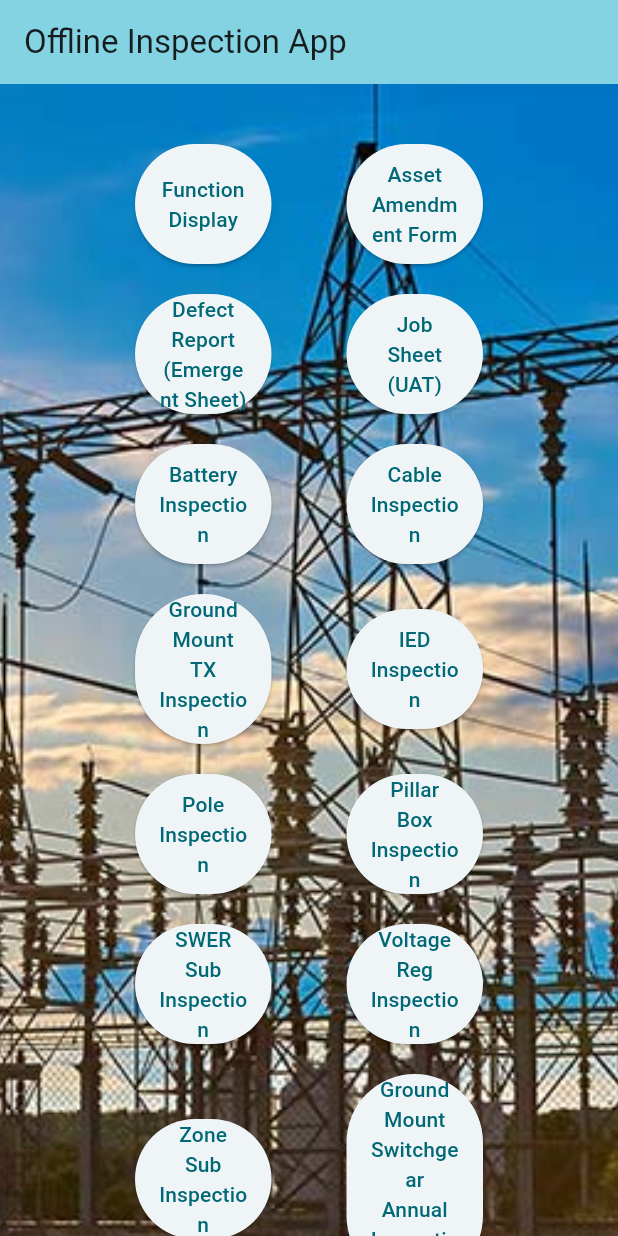
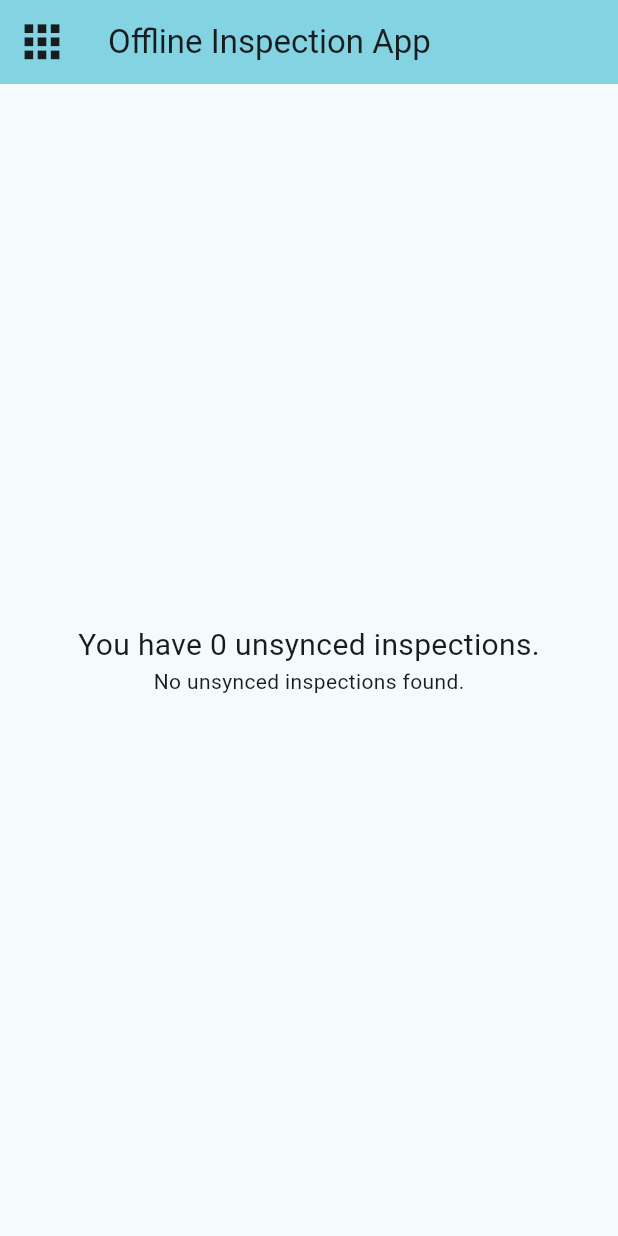
Before and after one commit to AuryanZ/EDB-Offline-inspection-APP, a Flutter app: the screen it shows after launch, on a phone screen of 412 x 824 dp. Run offline on Flutter 3.47's test engine with Material 3 defaults, Android fonts, the phone set to English and light mode, and no system bars; our stand-ins replace flutter_typeahead, image_picker, permission_handler, sqflite_common_ffi; missing offline and left inert: camera_platform_interface, window_size; accounts and stored records are empty.

Commit message:
Record Deshboard

```diff
--- a/lib/main.dart
+++ b/lib/main.dart
@@ -17,7 +17,7 @@ Future<void> main() async {
   databaseFactory = databaseFactoryFfi;
 
   if (!kIsWeb && (Platform.isWindows || Platform.isLinux || Platform.isMacOS)) {
-    setWindowTitle('My App');
+    setWindowTitle('TLC Offline Inspection App');
     setWindowMaxSize(const Size(3840, 2160));
     setWindowMinSize(const Size(1000, 1000));
   }
--- a/lib/src/data/formControllers.data.dart
+++ b/lib/src/data/formControllers.data.dart
@@ -4,6 +4,7 @@ import 'dart:io';
 import 'package:app/src/services/autFillDB.services.dart';
 import 'package:flutter/material.dart';
 import 'package:flutter/widgets.dart';
+import 'package:intl/intl.dart';
 
 class FormControllers {
   final Map<String, TextEditingController> textControllers = {};
@@ -95,7 +96,8 @@ class FormControllers {
 
   void setDateValue(String key, DateTime value,
       {String? tableName, String? columnName, String? refKey}) {
-    dateValues[key] = value.toString();
+    // dateValues[key] = DateFormat.yMd().format(value);
+    dateValues[key] = DateFormat('dd/MMMM/yyyy').format(value);
     // print(value.toString());
     tableName != null && columnName != null && refKey != null
         ? _addAutoFillController(tableName, columnName, refKey, key, 'Date')
--- a/lib/src/models/inspections.model.dart
+++ b/lib/src/models/inspections.model.dart
@@ -1,13 +1,15 @@
+import 'package:intl/intl.dart';
+
 class Inspections {
   final int? id;
   final String name;
   final String codeKey;
   final String code;
-  final bool status;
+  bool status;
   final DateTime inspectionDate;
-  final DateTime lastModifedDate;
+  DateTime lastModifedDate;
   final String file;
-  final String data;
+  String data;
 
   Inspections({
     this.id,
@@ -44,4 +46,22 @@ class Inspections {
         'file': file,
         'data': data,
       };
+
+  Map<String, dynamic> toListMap() => {
+        'id': id,
+        'name': name,
+        'Job': "$codeKey $code",
+        'status': status ? 'Synced' : 'Unsynced',
+        'inspectionDate':
+            DateFormat('dd-MMMM-yyyy hh:mm').add_jms().format(inspectionDate),
+        'lastModifedDate':
+            DateFormat('dd-MMMM-yyyy hh:mm').add_jms().format(lastModifedDate),
+        // 'inspectionDate': inspectionDate.toString(),
+        // 'lastModifedDate': lastModifedDate.toString(),
+      };
+
+  // Update inspection status
+  void updateStatus({required bool status}) {
+    this.status = status;
+  }
 }
--- a/lib/src/screens/home.screen.dart
+++ b/lib/src/screens/home.screen.dart
@@ -1,5 +1,6 @@
 // import 'package:app/src/services/inspectionRecordDB.services.dart';
-import 'package:app/src/widgets/home/inspect_selection.widget.dart';
+import 'package:app/src/widgets/home/record_status.widget.dart';
+import 'package:app/src/widgets/home/select_inspection.widget.dart';
 import 'package:flutter/material.dart';
 
 class HomePage extends StatefulWidget {
@@ -35,9 +36,23 @@ class _HomePageState extends State<HomePage> {
   Widget build(BuildContext context) {
     return Scaffold(
       appBar: AppBar(
-        backgroundColor: Theme.of(context).colorScheme.inversePrimary,
-        title: Text(widget.title),
-      ),
+          backgroundColor: Theme.of(context).colorScheme.inversePrimary,
+          title: Text(widget.title),
+          leading: Builder(
+            builder: (BuildContext context) {
+              return IconButton(
+                icon: const Icon(
+                  Icons.apps_sharp,
+                  size: 35,
+                ),
+                padding: EdgeInsets.zero,
+                tooltip: "New Inspection",
+                onPressed: () {
+                  Scaffold.of(context).openDrawer();
+                },
+              );
+            },
+          )),
       body: SafeArea(
         top: true,
         child: LayoutBuilder(builder:
@@ -48,13 +63,33 @@ class _HomePageState extends State<HomePage> {
               constraints: BoxConstraints(
                 minHeight: viewportConstraints.maxHeight,
               ),
-              child: InspectionSelection(
-                buttonNames: buttonNames,
-              ),
+              child: const InspectionRecordStatus(),
             ),
           );
         }),
       ),
+      drawer: Drawer(
+        width: MediaQuery.of(context).size.width * 0.4,
+        child: Column(
+          crossAxisAlignment: CrossAxisAlignment.start,
+          children: [
+            const DrawerHeader(
+              decoration: BoxDecoration(
+                color: Colors.white,
+                image: DecorationImage(
+                  image: AssetImage('assets/img/logo.jpg'),
+                  fit: BoxFit.scaleDown,
+                ),
+              ),
+              child: SizedBox(
+                height: 200,
+                width: 500,
+              ),
+            ),
+            Expanded(child: InspectionSelection(buttonNames: buttonNames)),
+          ],
+        ),
+      ),
     );
   }
 }
--- a/lib/src/widgets/home/inspect_selection.widget.dart
+++ /dev/null
@@ -1,98 +0,0 @@
-import 'package:app/src/screens/inspection.screen.dart';
-import 'package:flutter/material.dart';
-
-class InspectionSelection extends StatelessWidget {
-  const InspectionSelection({super.key, required this.buttonNames});
-
-  final List<String> buttonNames;
-
-  Widget buildButtonRow(int index, BuildContext context) {
-    final ButtonStyle homePageButtonStyle = ElevatedButton.styleFrom(
-      padding: const EdgeInsets.symmetric(horizontal: 16),
-      minimumSize: const Size(100, 80),
-      // maximumSize: const Size(300, 90)
-    ).copyWith(
-      side: MaterialStateProperty.resolveWith<BorderSide?>(
-        (Set<MaterialState> states) {
-          if (states.contains(MaterialState.pressed)) {
-            return BorderSide(
-              color: Theme.of(context).colorScheme.primary,
-            );
-          }
-          return null; // Defer to the widget's default.
-        },
-      ),
-    );
-
-    return Padding(
-      padding: const EdgeInsets.all(10),
-      child: Row(
-        mainAxisAlignment: MainAxisAlignment.spaceEvenly,
-        children: [
-          const SizedBox(width: 50),
-          Expanded(
-            child: ElevatedButton(
-              style: homePageButtonStyle,
-              onPressed: () {
-                Navigator.push(
-                    context,
-                    MaterialPageRoute(
-                      builder: (context) =>
-                          InspectionFormScreen(title: buttonNames[index * 2]),
-                    ));
-              },
-              child: Text(
-                buttonNames[index * 2],
-                textAlign: TextAlign.center,
-              ),
-            ),
-          ),
-          const SizedBox(width: 50),
-          if (index * 2 + 1 < buttonNames.length)
-            Expanded(
-              child: ElevatedButton(
-                style: homePageButtonStyle,
-                onPressed: () {
-                  Navigator.push(
-                      context,
-                      MaterialPageRoute(
-                        builder: (context) => InspectionFormScreen(
-                            title: buttonNames[index * 2 + 1]),
-                      ));
-                  // print(buttonNames[index * 2 + 1]);
-                },
-                child: Text(
-                  buttonNames[index * 2 + 1],
-                  textAlign: TextAlign.center,
-                ),
-              ),
-            )
-          else
-            Expanded(child: Container()),
-          const SizedBox(width: 50),
-        ],
-      ),
-    );
-  }
-
-  @override
-  Widget build(BuildContext context) {
-    return Container(
-      decoration: const BoxDecoration(
-        image: DecorationImage(
-          image: AssetImage('assets/img/background.jpg'),
-          fit: BoxFit.cover,
-        ),
-      ),
-      padding: const EdgeInsets.all(30),
-      child: Center(
-        child: Column(
-          mainAxisAlignment: MainAxisAlignment.center,
-          crossAxisAlignment: CrossAxisAlignment.stretch,
-          children: List.generate((buttonNames.length / 2).ceil(),
-              (index) => buildButtonRow(index, context)),
-        ),
-      ),
-    );
-  }
-}
--- /dev/null
+++ b/lib/src/widgets/home/record_status.widget.dart
@@ -0,0 +1,241 @@
+import 'package:app/src/services/inspectionRecordDB.services.dart';
+import 'package:flutter/material.dart';
+
+class InspectionRecordStatus extends StatefulWidget {
+  const InspectionRecordStatus({super.key});
+
+  @override
+  State<InspectionRecordStatus> createState() => _InspectionRecordStatusState();
+}
+
+class _InspectionRecordStatusState extends State<InspectionRecordStatus> {
+  final recordDb = InspectionRecordDB();
+  List<dynamic> inspectionList = [];
+  bool isLoading = true;
+  bool selecteAll = false;
+  Map<int, bool> checkedStatus = {};
+
+  @override
+  void initState() {
+    super.initState();
+    _loadUnsyncedInspections();
+  }
+
+  Future<List> _getUnsyncedInspections() async {
+    final recordDb = InspectionRecordDB();
+    List<dynamic> inspectionListTemp = [];
+    await recordDb.getInspectionList(false).then((value) {
+      if (value != null) {
+        for (var element in value) {
+          inspectionListTemp.add(element.toListMap());
+        }
+      }
+    });
+
+    recordDb.dispose();
+    return inspectionListTemp;
+  }
+
+  Future<void> _loadUnsyncedInspections() async {
+    List<dynamic> unsyncedInspections = await _getUnsyncedInspections();
+    setState(() {
+      inspectionList = unsyncedInspections;
+      isLoading = false;
+    });
+  }
+
+  @override
+  void dispose() {
+    recordDb.dispose();
+    super.dispose();
+  }
+
+  @override
+  Widget build(BuildContext context) {
+    // return Text("Inspection Record Status");
+    return Center(
+      child: Container(
+        constraints:
+            BoxConstraints(maxHeight: MediaQuery.of(context).size.height * 0.8),
+        child: Column(
+          mainAxisAlignment: MainAxisAlignment.center,
+          children: [
+            Text("You have ${inspectionList.length} unsynced inspections.",
+                style: const TextStyle(fontSize: 20)),
+            isLoading
+                ? const CircularProgressIndicator()
+                : inspectionList.isEmpty
+                    ? const Text("No unsynced inspections found.")
+                    : Expanded(
+                        child: SingleChildScrollView(
+                            child: Padding(
+                          padding: const EdgeInsets.all(20.0),
+                          child: Table(
+                            border: TableBorder.all(),
+                            columnWidths: const {
+                              0: IntrinsicColumnWidth(),
+                              1: FixedColumnWidth(200), // Name
+                              2: FixedColumnWidth(200), // Job
+                              3: IntrinsicColumnWidth(), // Status
+                              4: FixedColumnWidth(200), // Inspection Date
+                              5: FixedColumnWidth(200), // Last Modified Date
+                              6: IntrinsicColumnWidth(),
+                            },
+                            children: [
+                              TableRow(children: [
+                                TableCell(
+                                    verticalAlignment:
+                                        TableCellVerticalAlignment.middle,
+                                    // child: Center(
+                                    child: Checkbox(
+                                      value: selecteAll,
+                                      onChanged: (bool? value) {
+                                        setState(() {
+                                          selecteAll = value!;
+                                          for (var inspection
+                                              in inspectionList) {
+                                            checkedStatus[inspection["id"]] =
+                                                value;
+                                          }
+                                        });
+                                      },
+                                    )),
+                                const TableCell(
+                                    verticalAlignment:
+                                        TableCellVerticalAlignment.middle,
+                                    child: Center(
+                                      child: Text(
+                                        "Name",
+                                        style: TextStyle(
+                                          fontWeight: FontWeight.bold,
+                                          fontSize: 15,
+                                        ),
+                                      ),
+                                    )),
+                                const TableCell(
+                                    verticalAlignment:
+                                        TableCellVerticalAlignment.middle,
+                                    child: Center(
+                                      child: Text(
+                                        "Job",
+                                        style: TextStyle(
+                                          fontWeight: FontWeight.bold,
+                                          fontSize: 15,
+                                        ),
+                                      ),
+                                    )),
+                                const TableCell(
+                                    verticalAlignment:
+                                        TableCellVerticalAlignment.middle,
+                                    child: Center(
+                                        child: Text(
+                                      "Status",
+                                      style: TextStyle(
+                                        fontWeight: FontWeight.bold,
+                                        fontSize: 15,
+                                      ),
+                                    ))),
+                                const TableCell(
+                                    verticalAlignment:
+                                        TableCellVerticalAlignment.middle,
+                                    child: Center(
+                                        child: Text(
+                                      "Inspection Date",
+                                      style: TextStyle(
+                                        fontWeight: FontWeight.bold,
+                                        fontSize: 15,
+                                      ),
+                                    ))),
+                                const TableCell(
+                                    verticalAlignment:
+                                        TableCellVerticalAlignment.middle,
+                                    child: Center(
+                                        child: Text(
+                                      "Last Modified Date",
+                                      style: TextStyle(
+                                        fontWeight: FontWeight.bold,
+                                        fontSize: 15,
+                                      ),
+                                    ))),
+                                const TableCell(
+                                    verticalAlignment:
+                                        TableCellVerticalAlignment.middle,
+                                    child: Center(
+                                        child: Text(
+                                      "Edit",
+                                      style: TextStyle(
+                                        fontWeight: FontWeight.bold,
+                                        fontSize: 15,
+                                      ),
+                                    ))),
+                              ]),
+                              for (var inspection in inspectionList)
+                                TableRow(children: [
+                                  TableCell(
+                                      verticalAlignment:
+                                          TableCellVerticalAlignment.middle,
+                                      child: Checkbox(
+                                        value:
+                                            checkedStatus[inspection["id"]] ??
+                                                false,
+                                        onChanged: (bool? value) {
+                                          setState(() {
+                                            checkedStatus[inspection["id"]] =
+                                                value!;
+                                          });
+                                        },
+                                      )),
+                                  TableCell(
+                                      verticalAlignment:
+                                          TableCellVerticalAlignment.middle,
+                                      child: Padding(
+                                          padding: const EdgeInsets.all(8.0),
+                                          child: Text(inspection["name"]))),
+                                  TableCell(
+                                      verticalAlignment:
+                                          TableCellVerticalAlignment.middle,
+                                      child: Padding(
+                                          padding: const EdgeInsets.all(8.0),
+                                          child: Text(inspection["Job"]))),
+                                  TableCell(
+                                      verticalAlignment:
+                                          TableCellVerticalAlignment.middle,
+                                      child: Padding(
+                                          padding: const EdgeInsets.all(8.0),
+                                          child: Text(inspection["status"]))),
+                                  TableCell(
+                                      verticalAlignment:
+                                          TableCellVerticalAlignment.middle,
+                                      child: Padding(
+                                          padding: const EdgeInsets.all(8.0),
+                                          child: Text(
+                                              inspection["inspectionDate"]))),
+                                  TableCell(
+                                      verticalAlignment:
+                                          TableCellVerticalAlignment.middle,
+                                      child: Padding(
+                                          padding: const EdgeInsets.all(8.0),
+                                          child: Text(
+                                              inspection["lastModifedDate"]))),
+                                  TableCell(
+                                      verticalAlignment:
+                                          TableCellVerticalAlignment.middle,
+                                      child: Padding(
+                                          padding: const EdgeInsets.all(8.0),
+                                          child: IconButton(
+                                            onPressed: () {},
+                                            icon: const Icon(
+                                              Icons.edit_sharp,
+                                            ),
+                                          ))),
+                                ])
+                            ],
+                          ),
+                        )),
+                      ),
+          ],
+        ),
+      ),
+    );
+  }
+}
```
Also changed, not shown: lib/src/data/templates.data.dart (+30 -31 lines), lib/src/services/inspectionRecordDB.services.dart (+74 -4 lines), lib/src/services/localStorage.services.dart (+12 -2 lines), lib/src/widgets/home/select_inspection.widget.dart (added, +35 -0 lines), lib/src/widgets/inspection/date_time_picker_opt.widget.dart (+5 -5 lines), pubspec.yaml (+13 -0 lines), assets/img/logo.jpg (added), assets/img/logo.png (added), pubspec.lock, 2 other files.
